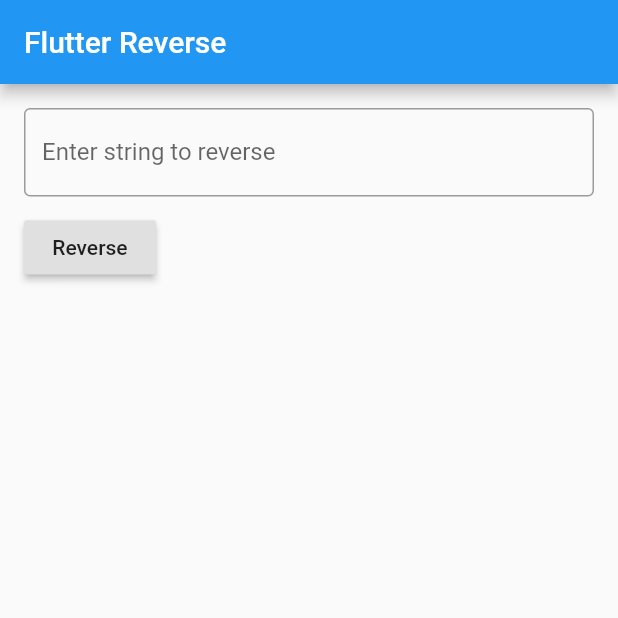
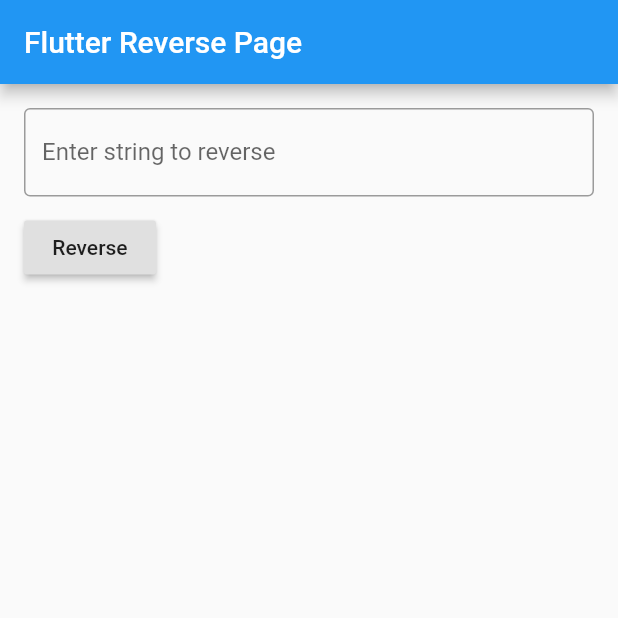
Before and after one commit to MDGithub166/02_flutter_tests_intellij, a Flutter app: the screen it shows after launch, on a phone screen of 412 x 824 dp, the top half of it. Run offline on Flutter 3.47's test engine with Material 2 defaults, Android fonts, the phone set to English and light mode, and no system bars.

Commit message:
6) Refactoring Integration Test
   Working on:
   a) Test to undertand the error:
       - import 'dart:ui' show lerpDouble;

   b) REfactoring:

```diff
--- a/lib/app_driver.dart
+++ b/lib/app_driver.dart
@@ -1,6 +1,6 @@
 import 'package:flutter/material.dart';
 
-import 'core/constants.dart';
+import 'core/app_texts.dart';
 import 'pages_modules/view.dart';
 
 class AppDriver extends StatelessWidget {
--- /dev/null
+++ b/lib/core/app_texts.dart
@@ -0,0 +1,4 @@
+const String APP_TITLE = 'Flutter Reverse';
+const String APPBAR_TITLE = 'Flutter Reverse Page';
+const String TEXT_INPUT = 'Enter string to reverse';
+const String LABEL_BUTTON = 'Reverse';
--- /dev/null
+++ b/lib/core/app_widget_keys.dart
@@ -0,0 +1,3 @@
+const String V001 = 'page_module_components_text_field_key';
+const String V002 = 'page_module_components_text_result_key';
+const String V003 = 'view_raised_button_key';
--- a/lib/core/constants.dart
+++ /dev/null
@@ -1,4 +0,0 @@
-const APP_TITLE = 'Flutter Reverse';
-const APPBAR_TITLE = 'Flutter Reverse';
-const TEXT_INPUT = 'Enter string to reverse';
-const LABEL_BUTTON = 'Reverse';
--- a/lib/pages_modules/components/text_field.dart
+++ b/lib/pages_modules/components/text_field.dart
@@ -1,5 +1,7 @@
 import 'package:flutter/material.dart';
-import 'package:flutter_reversi/core/constants.dart';
+import 'package:flutter_reversi/core/app_texts.dart';
+
+import 'package:flutter_reversi/core/app_widget_keys.dart';
 
 class CustomTextField extends StatelessWidget {
   final TextEditingController _controller;
@@ -9,7 +11,7 @@ class CustomTextField extends StatelessWidget {
   @override
   Widget build(BuildContext context) {
     return TextField(
-        key: Key("input"),
+        key: Key(V001),
         controller: _controller,
         decoration: InputDecoration(
             border: OutlineInputBorder(), labelText: TEXT_INPUT));
--- a/lib/pages_modules/components/text_result.dart
+++ b/lib/pages_modules/components/text_result.dart
@@ -1,4 +1,5 @@
 import 'package:flutter/material.dart';
+import 'package:flutter_reversi/core/app_widget_keys.dart';
 
 class TextResult extends StatelessWidget {
 
@@ -10,7 +11,7 @@ class TextResult extends StatelessWidget {
   Widget build(BuildContext context) {
     return Text(
       _reversed,
-      key: Key("response"),
+      key: Key(V002),
       style: TextStyle(
         fontWeight: FontWeight.bold,
         fontSize: 18.0,
--- a/lib/pages_modules/view.dart
+++ b/lib/pages_modules/view.dart
@@ -1,7 +1,8 @@
 import 'package:flutter/material.dart';
+import 'package:flutter_reversi/core/app_widget_keys.dart';
 import 'package:flutter_reversi/pages_modules/service/service.dart';
 
-import '../core/constants.dart';
+import '../core/app_texts.dart';
 import 'components/text_field.dart';
 import 'components/text_result.dart';
 
@@ -38,7 +39,7 @@ class _ViewState extends State<View> {
                   const SizedBox(height: 10.0)
                 ],
                 RaisedButton(
-                    key: Key('button'),
+                    key: Key(V003),
                     child: Text(LABEL_BUTTON),
                     onPressed: () {
                       if (_controller.text.isEmpty) return;
```
Also changed, not shown: test_driver/integr_ui_view_test.dart (+4 -3 lines).
